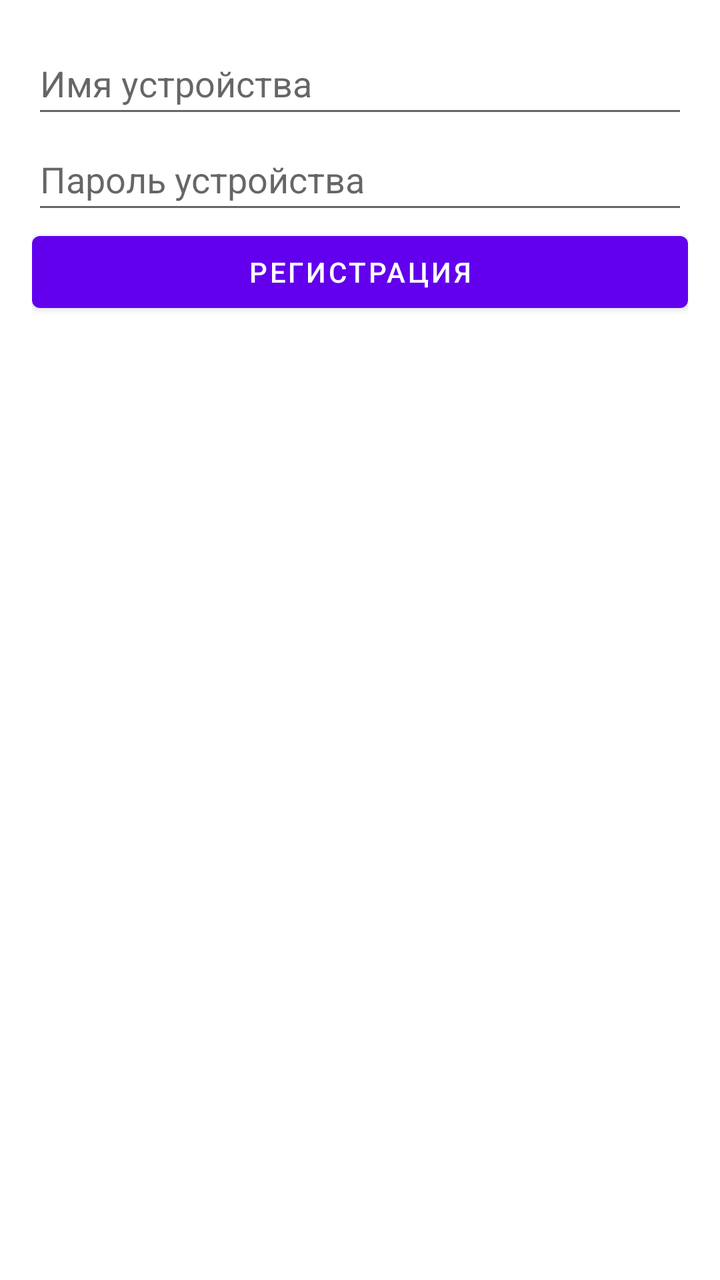
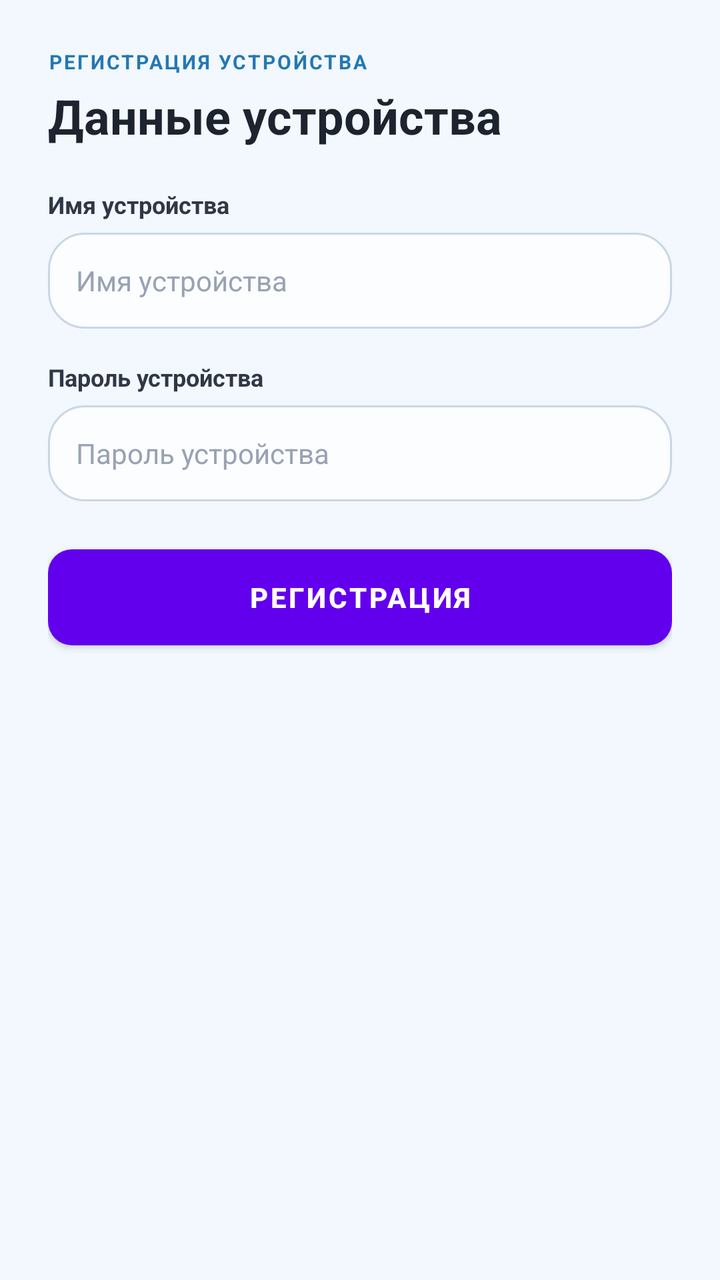

An Android layout rendered at two revisions. The XML below is the earlier revision; the diff shows what the commit changed to produce the second picture.
<!-- AndroidManifest.xml: fallback theme Theme.MaterialComponents.DayNight.NoActionBar -->
<!-- res/layout/registration.xml -->
<?xml version="1.0" encoding="utf-8"?>
<LinearLayout xmlns:android="http://schemas.android.com/apk/res/android"
    xmlns:tools="http://schemas.android.com/tools"
    android:layout_width="fill_parent"
    android:layout_height="fill_parent"
    android:orientation="vertical"
    android:padding="16dp">

    <EditText
        android:id="@+id/deviceName"
        android:layout_width="match_parent"
        android:layout_height="wrap_content"
        android:minHeight="48dp"
            android:hint="@string/deviceName" />

    <EditText
        android:id="@+id/password"
        android:layout_width="match_parent"
        android:layout_height="wrap_content"
        android:hint="@string/devicePassword"
        android:inputType="textPassword"
        android:minHeight="48dp"
        tools:ignore="LabelFor" />

    <Button
        android:id="@+id/registration"
        android:layout_width="match_parent"
        android:layout_height="wrap_content"
        android:text="@string/Registration"/>

</LinearLayout>
<!-- resources referenced by this layout -->
<resources>
  <string name="Registration">Регистрация</string>
  <string name="deviceName">Имя устройства</string>
  <string name="devicePassword">Пароль устройства</string>
</resources>

<!-- the commit's change to res/layout/registration.xml (unified diff, before → after) -->
@@ -1,31 +1,85 @@
 <?xml version="1.0" encoding="utf-8"?>
 <LinearLayout xmlns:android="http://schemas.android.com/apk/res/android"
     xmlns:tools="http://schemas.android.com/tools"
-    android:layout_width="fill_parent"
-    android:layout_height="fill_parent"
+    android:layout_width="match_parent"
+    android:layout_height="match_parent"
     android:orientation="vertical"
-    android:padding="16dp">
+    android:padding="24dp"
+    android:background="@color/blue_mist">
+
+    <TextView
+        android:layout_width="wrap_content"
+        android:layout_height="wrap_content"
+        android:text="РЕГИСТРАЦИЯ УСТРОЙСТВА"
+        android:textColor="@color/brand_blue_dark"
+        android:textSize="10sp"
+        android:textStyle="bold"
+        android:letterSpacing="0.1" />
+
+    <TextView
+        android:layout_width="match_parent"
+        android:layout_height="wrap_content"
+        android:text="Данные устройства"
+        android:textColor="@color/graphite"
+        android:textSize="24sp"
+        android:textStyle="bold"
+        android:layout_marginTop="4dp"
+        android:layout_marginBottom="20dp" />
+
+    <TextView
+        android:layout_width="match_parent"
+        android:layout_height="wrap_content"
+        android:text="Имя устройства"
+        android:textColor="@color/graphite_soft"
+        android:textSize="12sp"
+        android:textStyle="bold"
+        android:layout_marginBottom="6dp" />
 
     <EditText
         android:id="@+id/deviceName"
         android:layout_width="match_parent"
+        android:layout_height="48dp"
+        android:hint="@string/deviceName"
+        android:textColorHint="@color/muted_light"
+        android:textColor="@color/graphite"
+        android:textSize="14sp"
+        android:background="@drawable/input_background"
+        android:paddingStart="14dp"
+        android:paddingEnd="14dp"
+        android:layout_marginBottom="16dp" />
+
+    <TextView
+        android:layout_width="match_parent"
         android:layout_height="wrap_content"
-        android:minHeight="48dp"
-            android:hint="@string/deviceName" />
+        android:text="Пароль устройства"
+        android:textColor="@color/graphite_soft"
+        android:textSize="12sp"
+        android:textStyle="bold"
+        android:layout_marginBottom="6dp" />
 
     <EditText
         android:id="@+id/password"
         android:layout_width="match_parent"
-        android:layout_height="wrap_content"
+        android:layout_height="48dp"
         android:hint="@string/devicePassword"
+        android:textColorHint="@color/muted_light"
+        android:textColor="@color/graphite"
+        android:textSize="14sp"
+        android:background="@drawable/input_background"
+        android:paddingStart="14dp"
+        android:paddingEnd="14dp"
         android:inputType="textPassword"
-        android:minHeight="48dp"
+        android:layout_marginBottom="24dp"
         tools:ignore="LabelFor" />
 
     <Button
         android:id="@+id/registration"
         android:layout_width="match_parent"
-        android:layout_height="wrap_content"
-        android:text="@string/Registration"/>
+        android:layout_height="48dp"
+        android:text="@string/Registration"
+        android:textColor="@color/white"
+        android:textSize="14sp"
+        android:textStyle="bold"
+        android:background="@drawable/button_background"/>
 
 </LinearLayout>
<!-- resource entries referenced after the edit -->
@@ -1,7 +1,33 @@
 <!-- resources referenced by this layout -->
 <resources>
+  <color name="blue_mist">#F2F8FD</color>
+  <color name="brand_blue_dark">#2478B4</color>
+  <color name="graphite">#1E2330</color>
+  <color name="graphite_soft">#303746</color>
+  <color name="muted_light">#98A2B3</color>
+  <color name="white">#FFFFFF</color>
+  <!-- drawable button_background (drawable) -->
+  <?xml version="1.0" encoding="utf-8"?>
+  <shape xmlns:android="http://schemas.android.com/apk/res/android"
+      android:shape="rectangle">
+      <gradient
+          android:startColor="#2478B4"
+          android:endColor="#6850B7"
+          android:angle="135" />
+      <corners android:radius="12dp" />
+  </shape>
+  <!-- drawable input_background (drawable) -->
+  <?xml version="1.0" encoding="utf-8"?>
+  <shape xmlns:android="http://schemas.android.com/apk/res/android"
+      android:shape="rectangle">
+      <solid android:color="@color/input_bg" />
+      <corners android:radius="18dp" />
+      <stroke android:width="1dp" android:color="@color/border_strong" />
+  </shape>
   <string name="Registration">Регистрация</string>
   <string name="deviceName">Имя устройства</string>
   <string name="devicePassword">Пароль устройства</string>
+  <color name="input_bg">#FBFDFF</color>
+  <color name="border_strong">#C9D7E5</color>
 </resources>
 
